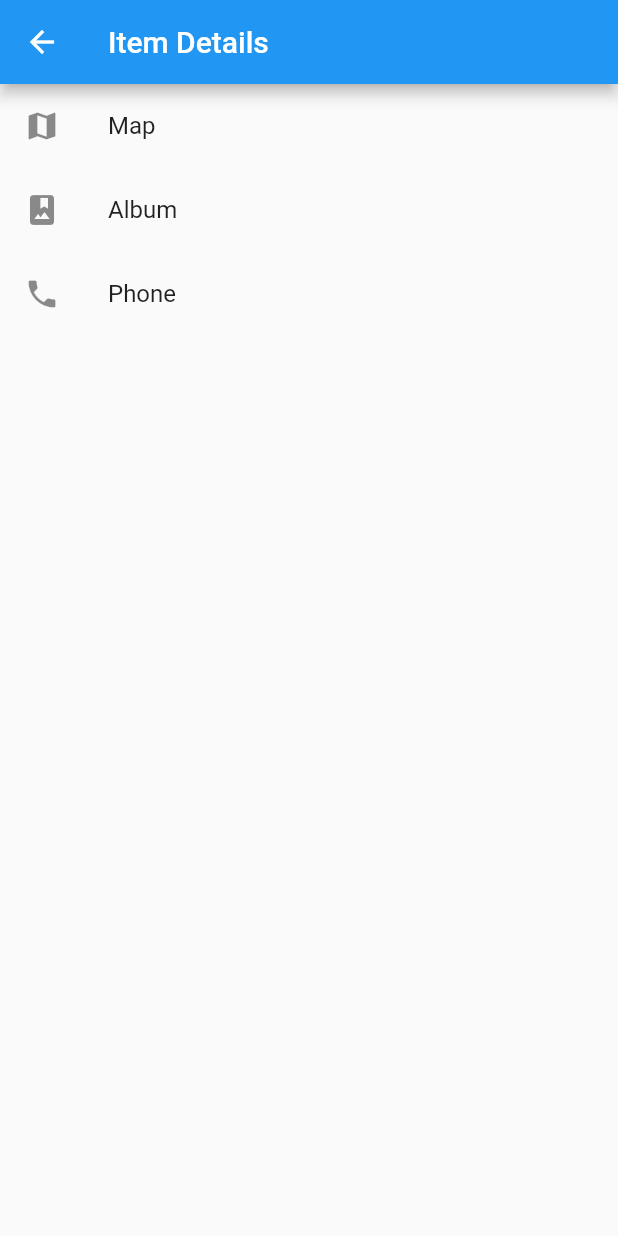
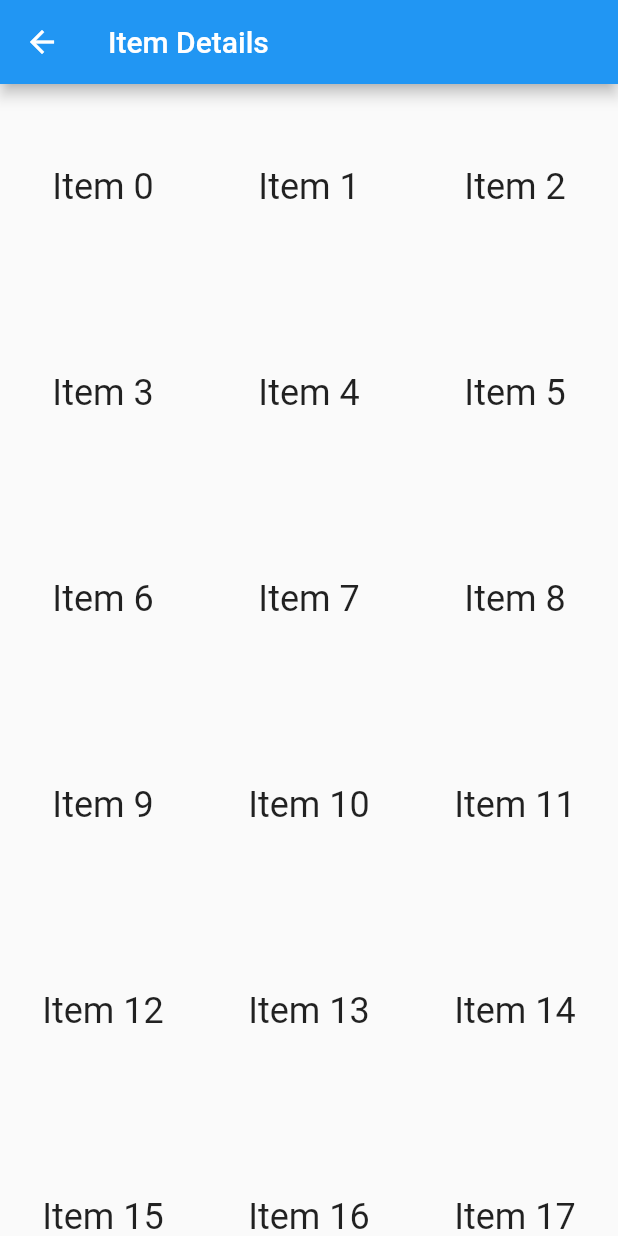
Before and after one commit to whiteapple602/flutter-dev, a Flutter app: the SampleItemDetailsView screen opened directly, on a phone screen of 412 x 824 dp. Run offline on Flutter 3.47's test engine with Material 2 defaults, Android fonts, the phone set to English and light mode, and no system bars; our stand-ins replace go_router.

Commit message:
make it work for listing items

```diff
--- a/lib/main.dart
+++ b/lib/main.dart
@@ -16,5 +16,5 @@ void main() async {
   // Run the app and pass in the SettingsController. The app listens to the
   // SettingsController for changes, then passes it further down to the
   // SettingsView.
-  runApp(MyApp(settingsController: settingsController));
+  runApp(const MyApp());
 }
--- /dev/null
+++ b/lib/src/models/cart.dart
@@ -0,0 +1,33 @@
+import 'package:flutter/foundation.dart';
+import 'catalog.dart';
+
+class cartModel extends ChangeNotifier {
+  late CatalogModel _catalog;
+
+  final List<int> _itemIds = [];
+
+  CatalogModel get catalog => _catalog;
+
+  set catalog(CatalogModel newCatalog) {
+    _catalog = newCatalog;
+
+    notifyListeners();
+  }
+
+  List<Item> get items => _itemIds.map((id) => _catalog.getById(id)).toList();
+
+  int get totalPrice =>
+    items.fold(0, (total, current) => total + current.price);
+
+  void add(Item item) {
+    _itemIds.add(item.id);
+
+    notifyListeners();
+  }
+
+  void remove(Item item) {
+    _itemIds.remove(item.id);
+
+    notifyListeners();
+  }
+}
--- /dev/null
+++ b/lib/src/models/catalog.dart
@@ -0,0 +1,43 @@
+import 'package:flutter/material.dart';
+
+class CatalogModel {
+  static List<String> itemNames = [
+    'Code Smell',
+    'Control Flow',
+    'Interpreter',
+    'Recursion',
+    'Sprint',
+    'Heisenbug',
+    'Spaghetti',
+    'Hydra Code',
+    'Off-By-One',
+    'Scope',
+    'Callback',
+    'Closure',
+    'Automata',
+    'Bit Shift',
+    'Currying',
+  ];
+
+  Item getById(int id) => Item(id, itemNames[id % itemNames.length]);
+
+  Item getByPosition(int position) {
+    return getById(position);
+  }
+}
+
+class Item {
+  final int id;
+  final String name;
+  final Color color;
+  final int price = 42;
+
+  Item(this.id, this.name)
+      : color = Colors.primaries[id % Colors.primaries.length];
+
+  @override
+  int get hashCode => id;
+
+  @override
+  bool operator ==(Object other) => other is Item && other.id == id;
+}
--- a/lib/src/sample_feature/sample_item_details_view.dart
+++ b/lib/src/sample_feature/sample_item_details_view.dart
@@ -12,22 +12,20 @@ class SampleItemDetailsView extends StatelessWidget {
       appBar: AppBar(
         title: const Text('Item Details'),
       ),
-      body: ListView(
-        children: const <Widget>[
-          ListTile(
-            leading: Icon(Icons.map),
-            title: Text('Map'),
-          ),
-          ListTile(
-            leading: Icon(Icons.photo_album),
-            title: Text('Album'),
-          ),
-          ListTile(
-            leading: Icon(Icons.phone),
-            title: Text('Phone'),
-          ),
-        ],
-      )
+      body: GridView.count(
+        // Create a grid with 2 columns. If you change the scrollDirection to
+        // horizontal, this produces 2 rows.
+        crossAxisCount: 3,
+        // Generate 100 widgets that display their index in the List.
+        children: List.generate(100, (index) {
+          return Center(
+            child: Text(
+              'Item $index',
+              style: Theme.of(context).textTheme.headlineSmall,
+            ),
+          );
+        }),
+      ),
     );
   }
 }
--- a/pubspec.yaml
+++ b/pubspec.yaml
@@ -14,7 +14,9 @@ dependencies:
     sdk: flutter
   flutter_localizations:
     sdk: flutter
+  go_router: ^12.0.0
   http: ^1.1.0
+  provider: ^6.0.5
 
 dev_dependencies:
   flutter_test:
```
Also changed, not shown: lib/src/app.dart (+35 -77 lines), lib/src/screens/catalog.dart (added, +74 -0 lines), lib/src/screens/login.dart (added, +46 -0 lines), pubspec.lock, 1 other file.
